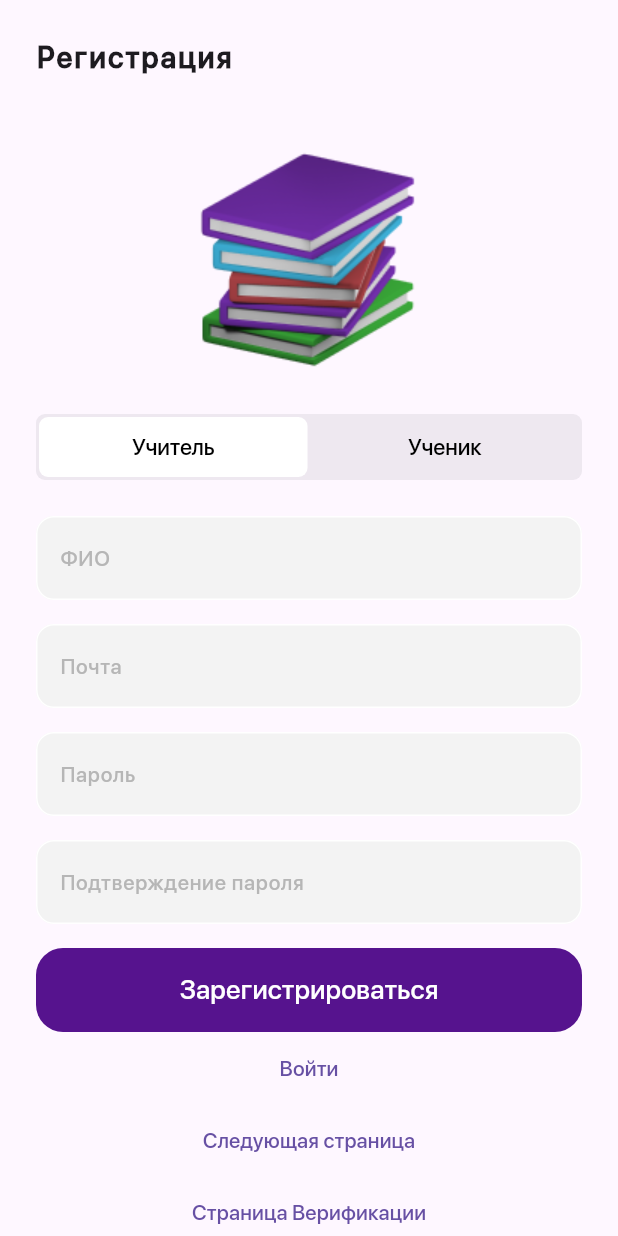
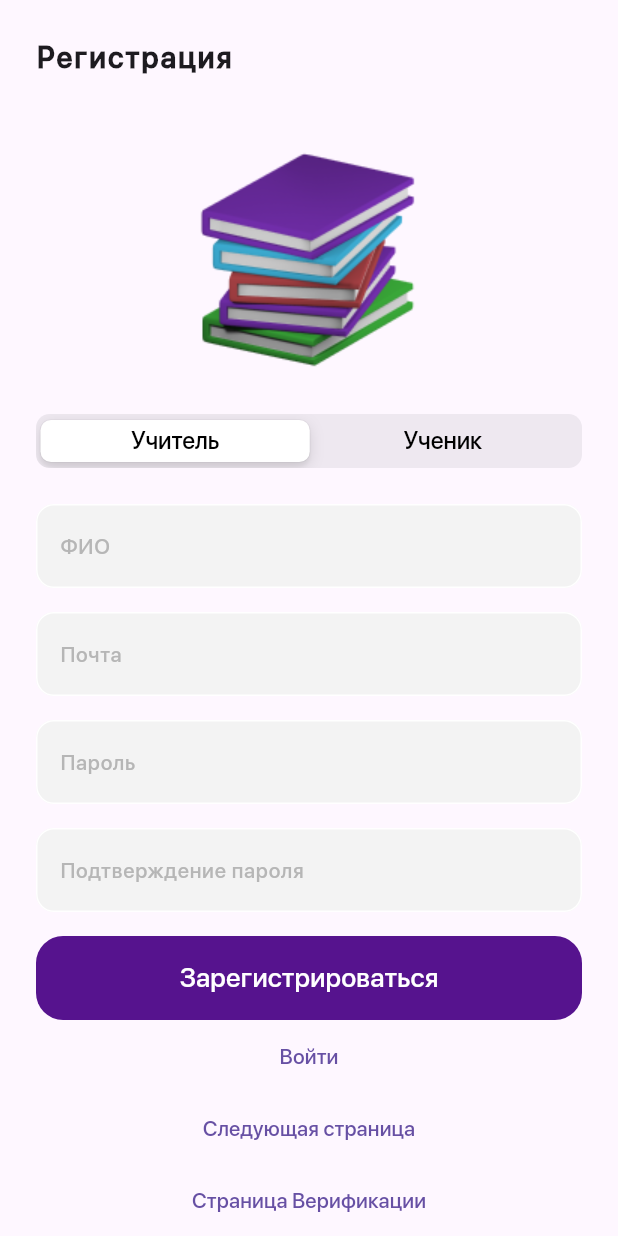
Before and after one commit to Kuzetov-Alexander/school_journal, a Flutter app: the SignUpPage screen opened by its route, on a phone screen of 412 x 824 dp. Run offline on Flutter 3.47's test engine with Material 2 defaults, Android fonts, the phone set to English and light mode, and no system bars; our stand-ins replace dartz, equatable, firebase_auth, firebase_core, firebase_database, flutter_bloc and 2 more; missing offline and left inert: adaptive_action_sheet; accounts and stored records are empty.

Commit message:
updated UI

```diff
--- a/lib/features/autentification/presentation/pages/signin_page.dart
+++ b/lib/features/autentification/presentation/pages/signin_page.dart
@@ -3,8 +3,9 @@ import 'package:flutter/material.dart';
 import 'package:flutter_bloc/flutter_bloc.dart';
 import 'package:go_router/go_router.dart';
 import 'package:school_journal/features/autentification/presentation/bloc/bloc/bloc_auth_bloc.dart';
+import 'package:school_journal/features/autentification/presentation/widgets/cupertino_double_button.dart';
 import 'package:school_journal/features/autentification/presentation/widgets/decoration.dart';
-import 'package:school_journal/features/autentification/presentation/widgets/double_button.dart';
+
 import 'package:school_journal/features/autentification/presentation/widgets/validator.dart';
 import 'dart:io' show Platform;
 
@@ -106,7 +107,8 @@ class _SignInPageState extends State<SignInPage> {
                         image: AssetImage('assets/images/book.png'),
                       ),
                     ),
-                    const DoubleButton(),
+                    // const DoubleButton(),
+                    const CupertinoDoubleButton(),
                     const SizedBox(height: 24),
                     Form(
                       key: _formKey,
--- a/lib/features/autentification/presentation/pages/signup_page.dart
+++ b/lib/features/autentification/presentation/pages/signup_page.dart
@@ -4,10 +4,12 @@ import 'package:flutter/cupertino.dart';
 import 'package:flutter/material.dart';
 import 'package:flutter_bloc/flutter_bloc.dart';
 import 'package:go_router/go_router.dart';
+
 import 'package:school_journal/features/autentification/presentation/bloc/bloc/bloc_auth_bloc.dart';
 import 'package:school_journal/features/autentification/presentation/provider.dart/provider.dart';
+import 'package:school_journal/features/autentification/presentation/widgets/cupertino_double_button.dart';
 import 'package:school_journal/features/autentification/presentation/widgets/decoration.dart';
-import 'package:school_journal/features/autentification/presentation/widgets/double_button.dart';
+
 import 'package:school_journal/features/autentification/presentation/widgets/validator.dart';
 
 class SignUpPage extends StatefulWidget {
@@ -67,6 +69,7 @@ class _SignUpPageState extends State<SignUpPage> {
   @override
   Widget build(BuildContext context) {
     double heightScreen = MediaQuery.of(context).size.height;
+
     return Scaffold(
       body: BlocConsumer<AuthBloc, BlocAuthState>(listener: (context, state) {
         if (state is Authenticated) {
@@ -114,7 +117,8 @@ class _SignUpPageState extends State<SignUpPage> {
                         image: AssetImage('assets/images/book.png'),
                       ),
                     ),
-                    const DoubleButton(),
+                    // const DoubleButton(),
+                    const CupertinoDoubleButton(),
                     const SizedBox(height: 24),
                     context.watch<ProviderLoginBool>().teacher
                         ? TextFormField(
--- a/lib/features/autentification/presentation/provider.dart/provider.dart
+++ b/lib/features/autentification/presentation/provider.dart/provider.dart
@@ -1,6 +1,7 @@
 import 'package:flutter/material.dart';
 
 class ProviderLoginBool extends ChangeNotifier {
+  int? indexDoubleButton =0;
   bool teacher =true;
    void changedTypePerson (bool answer) {
 
--- /dev/null
+++ b/lib/features/autentification/presentation/widgets/cupertino_double_button.dart
@@ -0,0 +1,64 @@
+import 'package:flutter/cupertino.dart';
+import 'package:flutter/material.dart';
+import 'package:provider/provider.dart';
+import 'package:school_journal/features/autentification/presentation/provider.dart/provider.dart';
+
+class CupertinoDoubleButton extends StatefulWidget {
+  const CupertinoDoubleButton({super.key});
+
+  @override
+  State<CupertinoDoubleButton> createState() => _CupertinoDoubleButtonState();
+}
+
+class _CupertinoDoubleButtonState extends State<CupertinoDoubleButton> {
+  int? selectedIndex = 0;
+  @override
+  Widget build(BuildContext context) {
+    final provider = Provider.of<ProviderLoginBool>(context);
+    // double heightScreen = MediaQuery.of(context).size.height;
+    return SizedBox(
+      width: double.infinity,
+      child: CupertinoSlidingSegmentedControl(
+        padding: const EdgeInsets.all(4),
+        groupValue: provider.indexDoubleButton,
+        children: const {
+          0: TextWidget(text: 'Учитель'),
+          1: TextWidget(text: 'Ученик'),
+        },
+        onValueChanged: (int? newIndex) {
+          setState(() {
+            provider.indexDoubleButton = newIndex;
+          });
+
+          getIndex(provider, context);
+        },
+      ),
+    );
+  }
+
+  void getIndex(ProviderLoginBool provider, BuildContext context) {
+    if (provider.indexDoubleButton == 1) {
+      context.read<ProviderLoginBool>().changedTypePerson(false);
+    } else {
+      context.read<ProviderLoginBool>().changedTypePerson(true);
+    }
+  }
+}
+
+class TextWidget extends StatelessWidget {
+  const TextWidget({super.key, required this.text});
+  final String text;
+
+  @override
+  Widget build(BuildContext context) {
+    return Text(
+      text,
+      textAlign: TextAlign.center,
+      style: const TextStyle(
+          color: Colors.black,
+          fontWeight: FontWeight.w600,
+          fontSize: 16,
+          letterSpacing: -0.078),
+    );
+  }
+}
--- a/lib/features/teacher_groups/data/data_sources/remote_data_firebase.dart
+++ b/lib/features/teacher_groups/data/data_sources/remote_data_firebase.dart
@@ -99,29 +99,7 @@ class RemoteDataFirebaseImpl implements RemoteDataFirebase {
     if (dataSubject is Map) {
       dataRequest.addAll(dataSubject.keys.toList());
       // dataRequest = dataSubject.keys.toList();
-      print(dataRequest);
+
     }
   }
 }
-
-
-
-
-
-
-
-
-
-
-
-
-
-
-
- // dataList
-      //     .where((element) =>
-      //         element is Map<dynamic, dynamic> &&
-      //         (element['GroupName'] as String?) != null)
-      //     .map((e) => e['GroupName'] as String).toList();
-
-// return [...dataRequest, ...dataSubject.keys.toList()];
```
